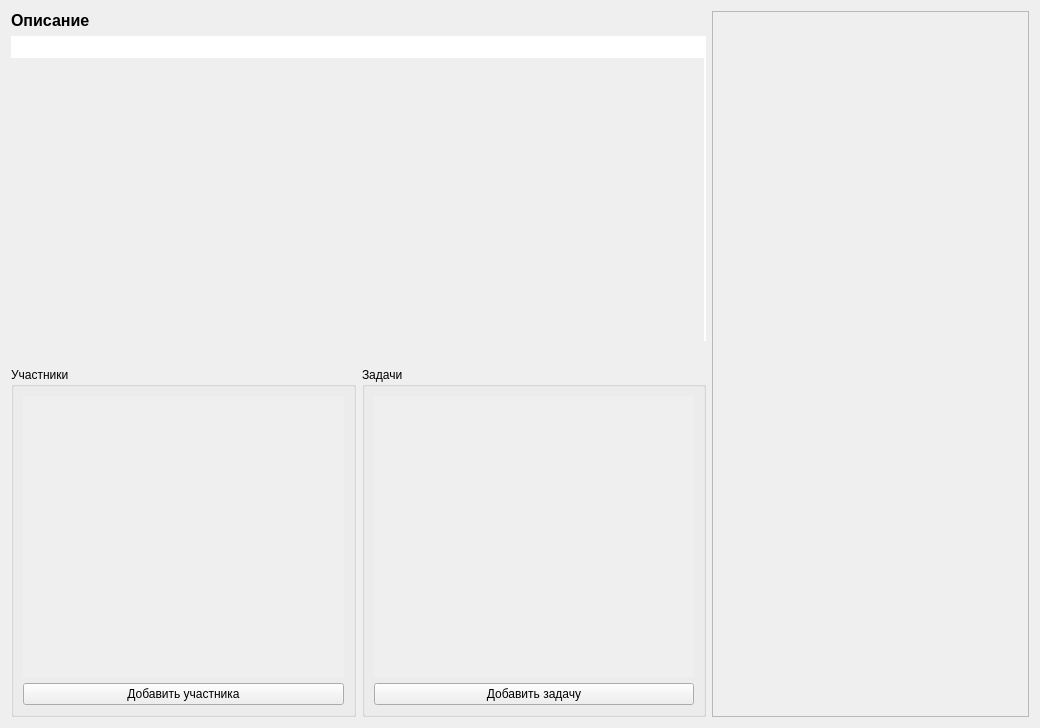
Old version of the form windows/project_widget.ui in the repository Roma-explorer/RuleProject.
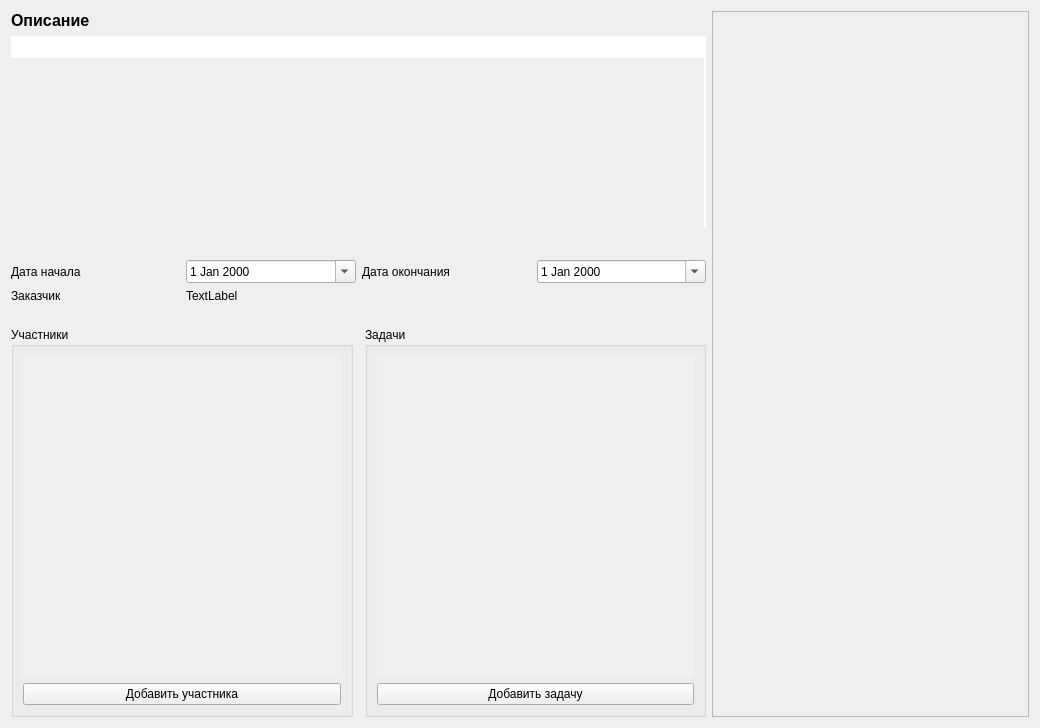
New version of the form.

Commit message: members and task creation added

What changed in the file:
```diff
--- a/windows/project_widget.ui
+++ b/windows/project_widget.ui
@@ -14,8 +14,59 @@
    <string>Form</string>
   </property>
   <layout class="QGridLayout" name="gridLayout">
-   <item row="0" column="0" colspan="2">
+   <item row="6" column="2">
+    <widget class="QGroupBox" name="tasks_group">
+     <property name="minimumSize">
+      <size>
+       <width>0</width>
+       <height>250</height>
+      </size>
+     </property>
+     <property name="title">
+      <string>Задачи</string>
+     </property>
+     <property name="flat">
+      <bool>false</bool>
+     </property>
+     <property name="checkable">
+      <bool>false</bool>
+     </property>
+     <layout class="QVBoxLayout" name="verticalLayout_3">
+      <item>
+       <widget class="QScrollArea" name="tasks_scroll">
+        <property name="frameShape">
+         <enum>QFrame::NoFrame</enum>
+        </property>
+        <property name="widgetResizable">
+         <bool>true</bool>
+        </property>
+        <widget class="QWidget" name="tasks_content">
+         <property name="geometry">
+          <rect>
+           <x>0</x>
+           <y>0</y>
+           <width>323</width>
+           <height>357</height>
+          </rect>
+         </property>
+        </widget>
+       </widget>
+      </item>
+      <item>
+       <widget class="QPushButton" name="task_add">
+        <property name="text">
+         <string>Добавить задачу</string>
+        </property>
+       </widget>
+      </item>
+     </layout>
+    </widget>
+   </item>
+   <item row="0" column="0" colspan="3">
     <layout class="QVBoxLayout" name="verticalLayout">
+     <property name="sizeConstraint">
+      <enum>QLayout::SetDefaultConstraint</enum>
+     </property>
      <property name="bottomMargin">
       <number>20</number>
      </property>
@@ -38,6 +89,12 @@
        <property name="enabled">
         <bool>true</bool>
        </property>
+       <property name="sizePolicy">
+        <sizepolicy hsizetype="Expanding" vsizetype="Minimum">
+         <horstretch>0</horstretch>
+         <verstretch>0</verstretch>
+        </sizepolicy>
+       </property>
        <property name="frameShape">
         <enum>QFrame::NoFrame</enum>
        </property>
@@ -57,97 +114,7 @@
      </item>
     </layout>
    </item>
-   <item row="1" column="0">
-    <widget class="QGroupBox" name="members_group">
-     <property name="minimumSize">
-      <size>
-       <width>0</width>
-       <height>250</height>
-      </size>
-     </property>
-     <property name="title">
-      <string>Участники</string>
-     </property>
-     <layout class="QVBoxLayout" name="verticalLayout_2">
-      <item>
-       <widget class="QScrollArea" name="members_scroll">
-        <property name="frameShape">
-         <enum>QFrame::NoFrame</enum>
-        </property>
-        <property name="widgetResizable">
-         <bool>true</bool>
-        </property>
-        <widget class="QWidget" name="members_content">
-         <property name="geometry">
-          <rect>
-           <x>0</x>
-           <y>0</y>
-           <width>327</width>
-           <height>290</height>
-          </rect>
-         </property>
-        </widget>
-       </widget>
-      </item>
-      <item>
-       <widget class="QPushButton" name="member_button">
-        <property name="text">
-         <string>Добавить участника</string>
-        </property>
-       </widget>
-      </item>
-     </layout>
-    </widget>
-   </item>
-   <item row="1" column="1">
-    <widget class="QGroupBox" name="tasks_group">
-     <property name="minimumSize">
-      <size>
-       <width>0</width>
-       <height>250</height>
-      </size>
-     </property>
-     <property name="title">
-      <string>Задачи</string>
-     </property>
-     <property name="flat">
-      <bool>false</bool>
-     </property>
-     <property name="checkable">
-      <bool>false</bool>
-     </property>
-     <layout class="QVBoxLayout" name="verticalLayout_3">
-      <item>
-       <widget class="QScrollArea" name="tasks_scroll">
-        <property name="frameShape">
-         <enum>QFrame::NoFrame</enum>
-        </property>
-        <property name="widgetResizable">
-         <bool>true</bool>
-        </property>
-        <widget class="QWidget" name="tasks_content">
-         <property name="geometry">
-          <rect>
-           <x>0</x>
-           <y>0</y>
-           <width>326</width>
-           <height>290</height>
-          </rect>
-         </property>
-        </widget>
-       </widget>
-      </item>
-      <item>
-       <widget class="QPushButton" name="tasks_button">
-        <property name="text">
-         <string>Добавить задачу</string>
-        </property>
-       </widget>
-      </item>
-     </layout>
-    </widget>
-   </item>
-   <item row="0" column="2" rowspan="2">
+   <item row="0" column="3" rowspan="7">
     <widget class="QFrame" name="side_info">
      <property name="minimumSize">
       <size>
@@ -169,6 +136,97 @@
      </property>
     </widget>
    </item>
+   <item row="6" column="0">
+    <widget class="QGroupBox" name="members_group">
+     <property name="minimumSize">
+      <size>
+       <width>0</width>
+       <height>250</height>
+      </size>
+     </property>
+     <property name="title">
+      <string>Участники</string>
+     </property>
+     <layout class="QVBoxLayout" name="verticalLayout_2">
+      <item>
+       <widget class="QScrollArea" name="members_scroll">
+        <property name="frameShape">
+         <enum>QFrame::NoFrame</enum>
+        </property>
+        <property name="widgetResizable">
+         <bool>true</bool>
+        </property>
+        <widget class="QWidget" name="members_content">
+         <property name="geometry">
+          <rect>
+           <x>0</x>
+           <y>0</y>
+           <width>324</width>
+           <height>357</height>
+          </rect>
+         </property>
+        </widget>
+       </widget>
+      </item>
+      <item>
+       <widget class="QPushButton" name="member_add">
+        <property name="text">
+         <string>Добавить участника</string>
+        </property>
+       </widget>
+      </item>
+     </layout>
+    </widget>
+   </item>
+   <item row="2" column="0" colspan="3">
+    <layout class="QGridLayout" name="gridLayout_2">
+     <item row="0" column="3">
+      <widget class="QDateEdit" name="enddate">
+       <property name="calendarPopup">
+        <bool>true</bool>
+       </property>
+      </widget>
+     </item>
+     <item row="0" column="1">
+      <widget class="QDateEdit" name="startdate">
+       <property name="enabled">
+        <bool>true</bool>
+       </property>
+       <property name="calendarPopup">
+        <bool>true</bool>
+       </property>
+      </widget>
+     </item>
+     <item row="0" column="0">
+      <widget class="QLabel" name="label_2">
+       <property name="text">
+        <string>Дата начала</string>
+       </property>
+      </widget>
+     </item>
+     <item row="0" column="2">
+      <widget class="QLabel" name="label_3">
+       <property name="text">
+        <string>Дата окончания</string>
+       </property>
+      </widget>
+     </item>
+     <item row="1" column="0">
+      <widget class="QLabel" name="label_4">
+       <property name="text">
+        <string>Заказчик</string>
+       </property>
+      </widget>
+     </item>
+     <item row="1" column="1" colspan="2">
+      <widget class="QLabel" name="client">
+       <property name="text">
+        <string>TextLabel</string>
+       </property>
+      </widget>
+     </item>
+    </layout>
+   </item>
   </layout>
  </widget>
  <resources/>
```
The commit also changes 16 other files.
